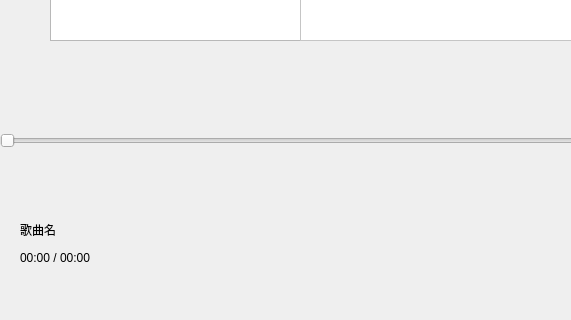
Above: mainwindow.ui from lyquid617/MPG before the change; both pictures show x 0 to 571 and y 480 to 800 of the 1200 by 800 pixel window. Below: the same form after it.
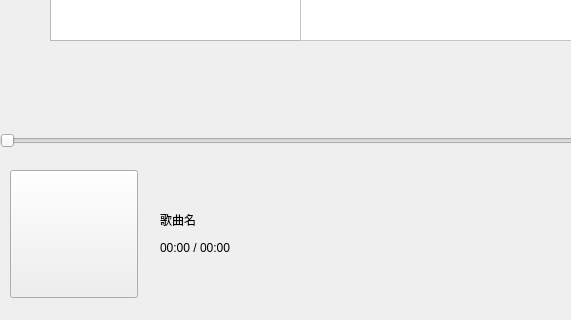
That is the form after the change. Icons and pictures are not drawn. Custom widgets are drawn as their Qt base class.

What changed in the file:
```diff
--- a/mainwindow.ui
+++ b/mainwindow.ui
@@ -197,9 +197,9 @@
    <widget class="QLabel" name="musicname">
     <property name="geometry">
      <rect>
-      <x>20</x>
-      <y>700</y>
-      <width>401</width>
+      <x>160</x>
+      <y>690</y>
+      <width>251</width>
       <height>20</height>
      </rect>
     </property>
@@ -321,8 +321,8 @@
    <widget class="QLabel" name="playprogress">
     <property name="geometry">
      <rect>
-      <x>20</x>
-      <y>730</y>
+      <x>160</x>
+      <y>720</y>
       <width>121</width>
       <height>16</height>
      </rect>
@@ -477,6 +477,29 @@
      </property>
     </item>
    </widget>
+   <widget class="PushButtonWithImage" name="albumcover">
+    <property name="geometry">
+     <rect>
+      <x>10</x>
+      <y>650</y>
+      <width>128</width>
+      <height>128</height>
+     </rect>
+    </property>
+    <property name="text">
+     <string/>
+    </property>
+   </widget>
+   <widget class="RoundImageWidget" name="widget" native="true">
+    <property name="geometry">
+     <rect>
+      <x>260</x>
+      <y>30</y>
+      <width>111</width>
+      <height>111</height>
+     </rect>
+    </property>
+   </widget>
    <zorder>horizontalLayoutWidget</zorder>
    <zorder>volume</zorder>
    <zorder>positionSlider</zorder>
@@ -494,6 +517,19 @@
   </widget>
  </widget>
  <layoutdefault spacing="6" margin="11"/>
+ <customwidgets>
+  <customwidget>
+   <class>PushButtonWithImage</class>
+   <extends>QPushButton</extends>
+   <header>pushbuttonwithimage.h</header>
+  </customwidget>
+  <customwidget>
+   <class>RoundImageWidget</class>
+   <extends>QWidget</extends>
+   <header>roundimagewidget.h</header>
+   <container>1</container>
+  </customwidget>
+ </customwidgets>
  <resources/>
  <connections/>
 </ui>
```
Left out of the diff: 2 changed lines with no effect on the pictures.
